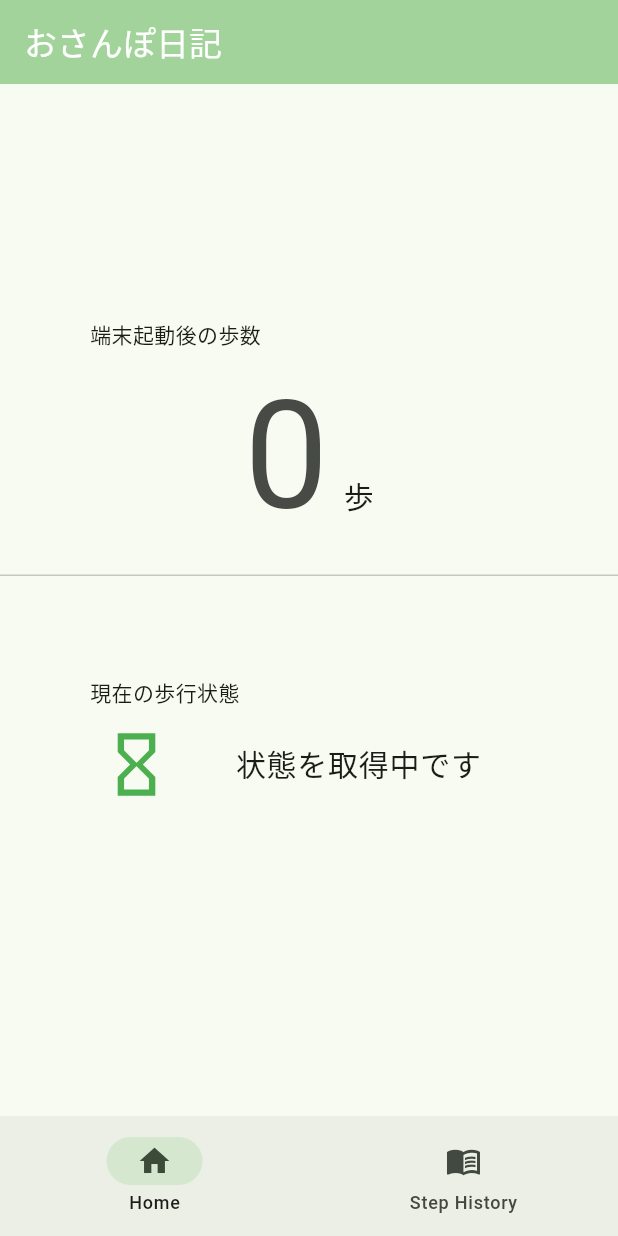
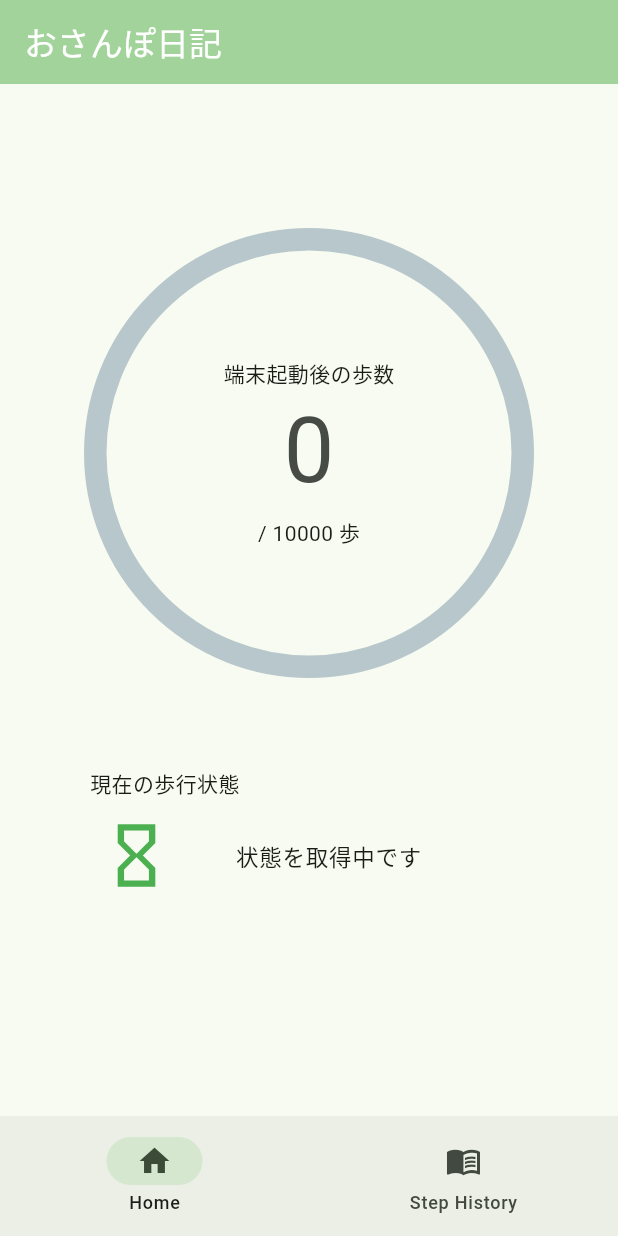
Before and after one commit to HasegawaMoe/steps_app, a Flutter app: the screen it shows after launch, on a phone screen of 412 x 824 dp. Run offline on Flutter 3.47's test engine with Material 3 defaults, Android fonts, the phone set to English and light mode, and no system bars; drawn by our look-alikes of percent_indicator; our stand-ins replace pedometer, permission_handler.

Commit message:
Home画面完成（歩数・歩行状態の取得と表示）

```diff
--- a/lib/screen/home_screen.dart
+++ b/lib/screen/home_screen.dart
@@ -1,8 +1,7 @@
 import 'package:flutter/material.dart';
 import 'package:steps_app/env/env.dart';
-import 'package:pedometer/pedometer.dart';
-import 'package:permission_handler/permission_handler.dart';
 import 'package:steps_app/controller/step_controller.dart';
+import 'package:percent_indicator/percent_indicator.dart';
 
 final headers = {
   'Authorization': 'Bearer ${Env.notionToken}',
@@ -20,16 +19,55 @@ class HomeScreen extends StatefulWidget {
 
 class HomeScreenState extends State<HomeScreen> {
   final stepController = StepServiceController();
+  int stepGoal = 10000;
 
   @override
   void initState() {
     super.initState();
-    stepController.isPermissionGranted();
+    getResult();
+  }
+
+  Future<void> getResult() async {
+    bool result = await stepController.isPermissionGranted();
+    if (result) {
+      stepController.start();
+    } else {
+      await dialog();
+      // OSダイアログで２度連続して拒否されているとPermanentlyDeniedになる
+      // PermanentlyDeniedになるとOSダイアログは表示されなくなる
+      await stepController.request();
+      stepController.start();
+    }
+  }
+
+  // ---------- ダイアログ ----------
+  Future<void> dialog() async {
+    // ダイアログを表示する時にWidgetがツリーから消えていないかを確認する
+    if (!mounted) return;
+
+    await showDialog(
+      context: context,
+      builder: (BuildContext context) {
+        return AlertDialog(
+          title: Text('アプリを使うために'),
+          content: Text(
+            '歩数の記録には、身体活動へのアクセス許可が必要です。\n拒否した場合は、スマートフォンの設定から権限を許可し、アプリを再起動してください。',
+          ),
+          actions: [
+            TextButton(
+              onPressed: () {
+                Navigator.of(context).pop();
+              },
+              child: Text('OK'),
+            ),
+          ],
+        );
+      },
+    );
   }
 
   @override
   void dispose() {
-    print('🌟dispose');
     stepController.dispose();
     super.dispose();
   }
@@ -46,35 +84,31 @@ class HomeScreenState extends State<HomeScreen> {
           mainAxisAlignment: .center,
           crossAxisAlignment: CrossAxisAlignment.start,
           children: [
-            Padding(
-              padding: const EdgeInsets.only(left: 60.0),
-              child: const Text('端末起動後の歩数'),
-            ),
             ListenableBuilder(
               listenable: stepController,
               builder: (BuildContext context, Widget? child) {
                 return Column(
                   children: [
-                    Row(
+                    CircularPercentIndicator(
+                      radius: 150.0,
+                      lineWidth: 15.0,
+                      percent: getPercent(),
+                      center: Column(
                         mainAxisAlignment: MainAxisAlignment.center,
-                      // ----- フォントサイズの異なる文字のベースラインを揃える ------
-                      crossAxisAlignment: CrossAxisAlignment.baseline,
-                      textBaseline: TextBaseline.ideographic,
                         children: [
+                          const Text('端末起動後の歩数'),
                           Text(
                             '${stepController.steps}',
                             style: TextStyle(
-                            fontSize: 100,
+                              fontSize: 60,
                               color: Color.fromRGBO(70, 75, 70, 1),
                             ),
                           ),
-                        Padding(
-                          padding: const EdgeInsets.only(left: 10.0),
-                          child: Text('歩', style: TextStyle(fontSize: 20.0)),
-                        ),
+                          Text('/ $stepGoal 歩'),
                         ],
                       ),
-                    const Divider(),
+                      progressColor: Colors.green,
+                    ),
                     statusPart(),
                   ],
                 );
@@ -86,31 +120,51 @@ class HomeScreenState extends State<HomeScreen> {
     );
   }
 
+  // ---------- パーセント計算メソッド ----------
+  double getPercent() {
+    double decimals = stepController.steps / stepGoal;
+    if (decimals <= 1) {
+      return decimals;
+    } else {
+      // パーセントが100を超えたらカンストする
+      return 1;
+    }
+  }
+
   // ---------- 歩行状態を表すカード ----------
   Widget statusPart() {
     return switch (stepController.stepStatus) {
-      'walking' => createStatusPart('歩いています', Icons.directions_walk),
-      'stopped' => createStatusPart('止まっています', Icons.man),
-      'unknown' => createStatusPart('状態を取得できません', Icons.cancel),
-      '初期値' => createStatusPart('状態を取得中です', Icons.hourglass_empty),
-      _ => createStatusPart('予想外のエラーです', Icons.error),
+      'walking' => createStatusPart('歩いています', icon: Icons.directions_walk),
+      'stopped' => createStatusPart('止まっています', icon: Icons.man),
+      'unknown' => createStatusPart('状態を取得できません', icon: Icons.cancel),
+      '初期値' => createStatusPart('状態を取得中です', icon: Icons.hourglass_empty),
+      '拒否' => createStatusPart('アクセスが\n許可されていません', icon: Icons.not_interested),
+      null => createStatusPart('', icon: null),
+      _ => createStatusPart('予想外のエラーです', icon: Icons.error),
     };
   }
 
   // ---------- カードの中身 ----------
-  Widget createStatusPart(String status, IconData icon) {
+  Widget createStatusPart(String status, {IconData? icon}) {
     return Padding(
       padding: const EdgeInsets.all(50.0),
       child: Column(
         crossAxisAlignment: CrossAxisAlignment.start,
         children: [
-          Padding(padding: const EdgeInsets.all(10.0), child: Text('現在の歩行状態')),
+          Padding(
+            padding: const EdgeInsets.all(10.0),
+            child: stepController.stepStatus == null
+                ? Text('')
+                : Text('現在の歩行状態'),
+          ),
           ListTile(
             title: Padding(
               padding: const EdgeInsets.only(left: 25.0),
-              child: Text(status, style: TextStyle(fontSize: 20)),
+              child: Text(status, style: TextStyle(fontSize: 15)),
             ),
-            leading: Icon(icon, size: 50.0, color: Colors.green),
+            leading: icon == null
+                ? null
+                : Icon(icon, size: 50.0, color: Colors.green),
           ),
         ],
       ),
--- a/pubspec.yaml
+++ b/pubspec.yaml
@@ -42,6 +42,7 @@ dependencies:
   path_provider: ^2.1.6
   intl: ^0.20.3
   envied: ^1.3.10
+  percent_indicator: ^4.2.5
 
 dev_dependencies:
   flutter_test:
```
Also changed, not shown: lib/controller/step_controller.dart (+22 -18 lines), pubspec.lock. Lines whose indentation alone changed are shown as unchanged.
